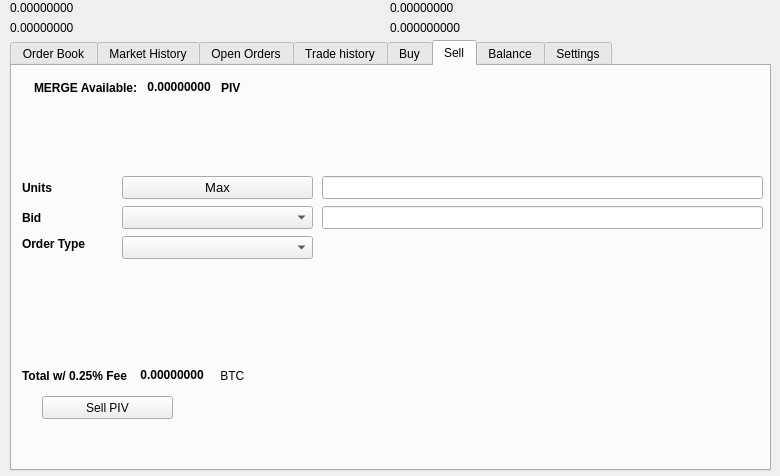
Before: the Qt Designer form src/qt/forms/tradingdialog.ui in ProjectMerge/merge-legacy, drawn with Qt 5.
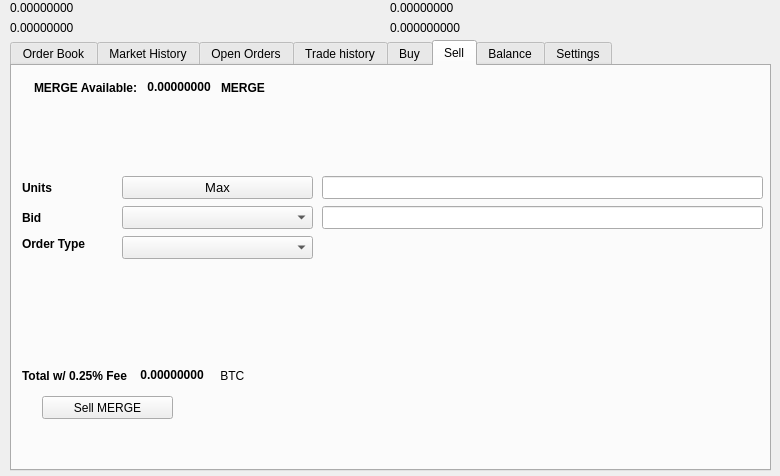
After: the same form once the commit is applied. The open tabs and pages were chosen to show the change. Icons and pictures are not drawn.

Patch:
```diff
--- a/src/qt/forms/tradingdialog.ui
+++ b/src/qt/forms/tradingdialog.ui
@@ -1751,7 +1751,7 @@
       </rect>
      </property>
      <property name="text">
-      <string>Sell PIV</string>
+      <string>Sell MERGE</string>
      </property>
      <property name="icon">
       <iconset resource="../merge">
@@ -2221,7 +2221,7 @@
          </font>
         </property>
         <property name="text">
-         <string>PIV</string>
+         <string>MERGE</string>
         </property>
        </widget>
       </item>
```
Left out of the diff: 26 changed lines with no effect on the pictures.
